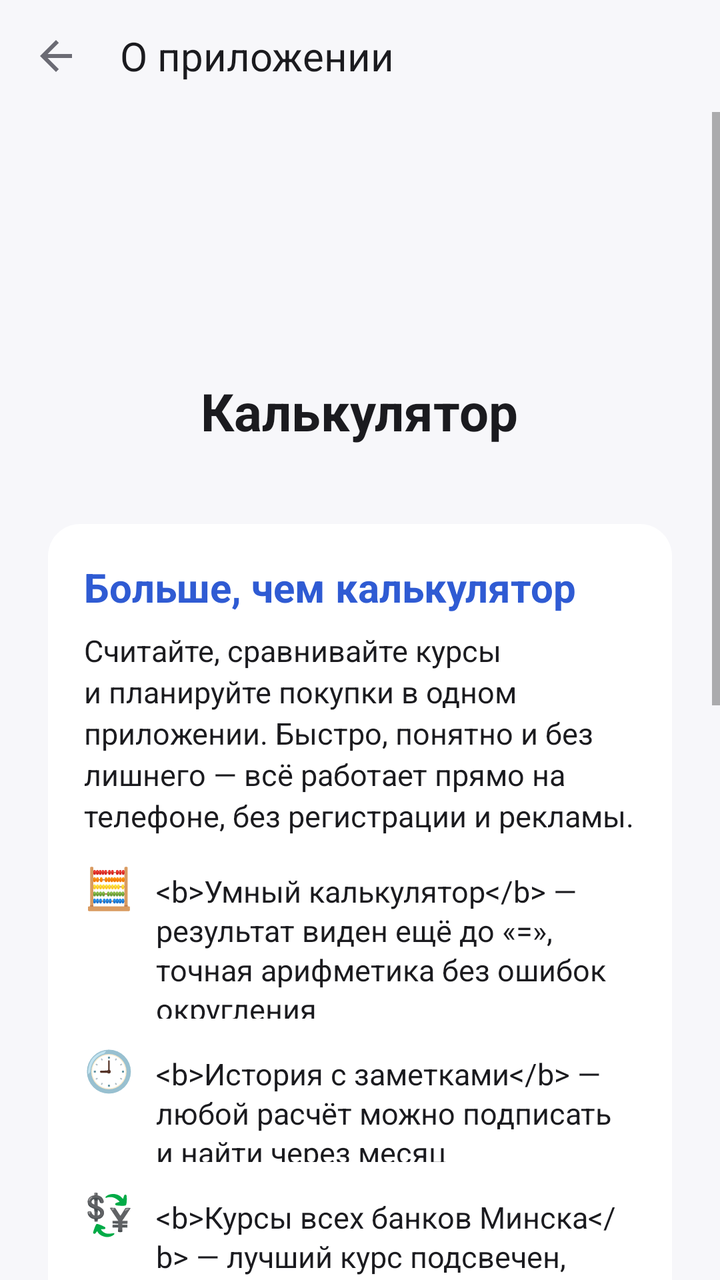
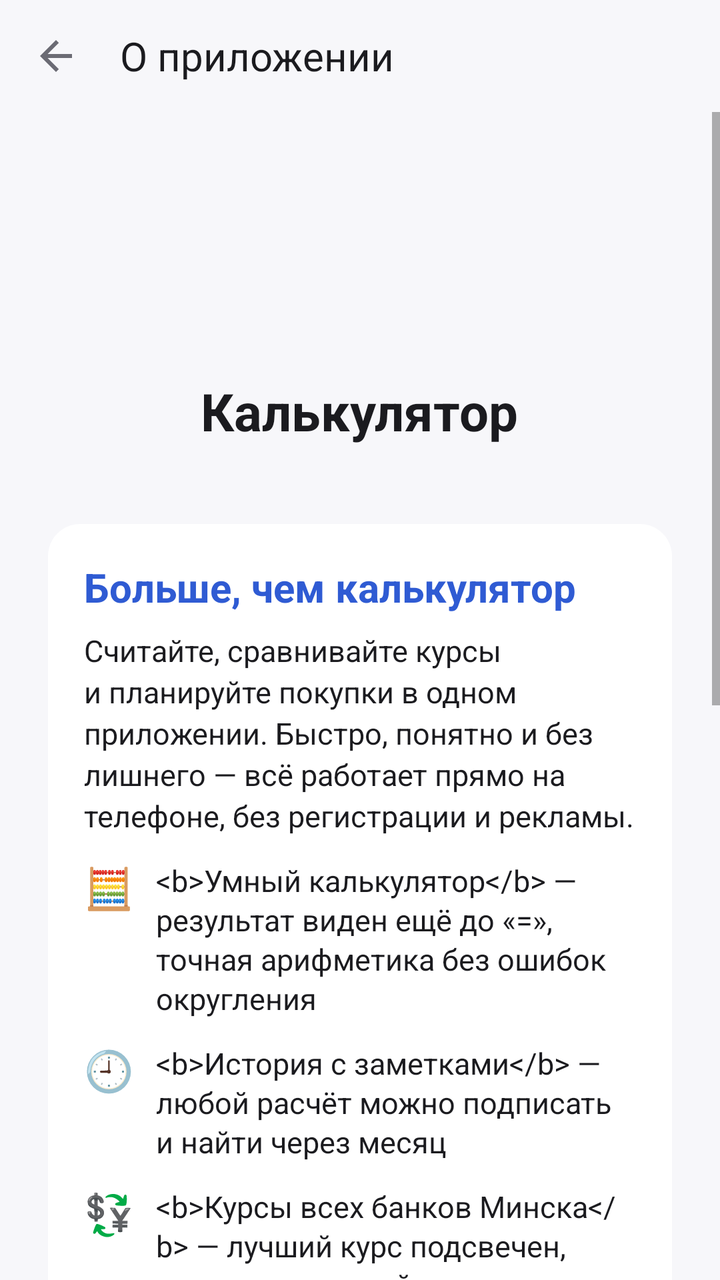

Before-and-after screenshots of an Android layout around one commit, followed by the original layout XML and the change that was made.
<!-- AndroidManifest.xml: application theme AppTheme -->
<!-- res/layout/activity_app_info.xml -->
<?xml version="1.0" encoding="utf-8"?>
<LinearLayout xmlns:android="http://schemas.android.com/apk/res/android"
    android:layout_width="match_parent"
    android:layout_height="match_parent"
    android:fitsSystemWindows="true"
    android:orientation="vertical">

    <LinearLayout
        android:layout_width="match_parent"
        android:layout_height="56dp"
        android:gravity="center_vertical"
        android:orientation="horizontal"
        android:paddingStart="4dp"
        android:paddingEnd="4dp">

        <ImageButton
            android:id="@+id/btnBack"
            android:layout_width="48dp"
            android:layout_height="48dp"
            android:background="@drawable/icon_button_bg"
            android:contentDescription="@string/desc_back"
            android:src="@drawable/ic_back" />

        <TextView
            android:layout_width="0dp"
            android:layout_height="wrap_content"
            android:layout_marginStart="8dp"
            android:layout_weight="1"
            android:text="@string/app_info_title"
            android:textColor="?attr/c_text_primary"
            android:textSize="20sp" />
    </LinearLayout>

    <ScrollView
        android:layout_width="match_parent"
        android:layout_height="match_parent">

        <LinearLayout
            android:layout_width="match_parent"
            android:layout_height="wrap_content"
            android:gravity="center_horizontal"
            android:orientation="vertical"
            android:paddingStart="24dp"
            android:paddingEnd="24dp"
            android:paddingBottom="32dp">

            <ImageView
                android:layout_width="112dp"
                android:layout_height="112dp"
                android:layout_marginTop="8dp"
                android:importantForAccessibility="no"
                android:src="@mipmap/ic_launcher" />

            <TextView
                android:layout_width="wrap_content"
                android:layout_height="wrap_content"
                android:layout_marginTop="12dp"
                android:text="@string/app_name"
                android:textColor="?attr/c_text_primary"
                android:textSize="26sp"
                android:textStyle="bold" />

            <TextView
                android:id="@+id/appVersion"
                android:layout_width="wrap_content"
                android:layout_height="wrap_content"
                android:textColor="?attr/c_text_secondary"
                android:textSize="14sp" />

            
            <LinearLayout
                android:layout_width="match_parent"
                android:layout_height="wrap_content"
                android:layout_marginTop="20dp"
                android:background="@drawable/card_static_bg"
                android:orientation="vertical"
                android:padding="18dp">

                <TextView
                    android:layout_width="match_parent"
                    android:layout_height="wrap_content"
                    android:text="@string/promo_title"
                    android:textColor="?attr/c_accent"
                    android:textSize="20sp"
                    android:textStyle="bold" />

                <TextView
                    android:layout_width="match_parent"
                    android:layout_height="wrap_content"
                    android:layout_marginTop="8dp"
                    android:lineSpacingExtra="3dp"
                    android:text="@string/promo_text"
                    android:textColor="?attr/c_text_primary"
                    android:textSize="15sp" />

            <LinearLayout
                android:layout_width="match_parent"
                android:layout_height="wrap_content"
                android:layout_marginTop="12dp"
                android:orientation="horizontal">

                <TextView
                    android:layout_width="36dp"
                    android:layout_height="wrap_content"
                    android:text="🧮"
                    android:textColor="?attr/c_accent"
                    android:textSize="20sp"
                    android:textStyle="bold" />

                <TextView
                    android:layout_width="0dp"
                    android:layout_height="wrap_content"
                    android:layout_weight="1"
                    android:lineSpacingExtra="2dp"
                    android:text="&lt;b&gt;Умный калькулятор&lt;/b&gt; — результат виден ещё до «=», точная арифметика без ошибок округления"
                    android:textColor="?attr/c_text_primary"
                    android:textSize="15sp" />
            </LinearLayout>

            <LinearLayout
                android:layout_width="match_parent"
                android:layout_height="wrap_content"
                android:layout_marginTop="12dp"
                android:orientation="horizontal">

                <TextView
                    android:layout_width="36dp"
                    android:layout_height="wrap_content"
                    android:text="🕘"
                    android:textColor="?attr/c_accent"
                    android:textSize="20sp"
                    android:textStyle="bold" />

                <TextView
                    android:layout_width="0dp"
                    android:layout_height="wrap_content"
                    android:layout_weight="1"
                    android:lineSpacingExtra="2dp"
                    android:text="&lt;b&gt;История с заметками&lt;/b&gt; — любой расчёт можно подписать и найти через месяц"
                    android:textColor="?attr/c_text_primary"
                    android:textSize="15sp" />
            </LinearLayout>

            <LinearLayout
                android:layout_width="match_parent"
                android:layout_height="wrap_content"
                android:layout_marginTop="12dp"
                android:orientation="horizontal">

                <TextView
                    android:layout_width="36dp"
                    android:layout_height="wrap_content"
                    android:text="💱"
                    android:textColor="?attr/c_accent"
                    android:textSize="20sp"
                    android:textStyle="bold" />

                <TextView
                    android:layout_width="0dp"
                    android:layout_height="wrap_content"
                    android:layout_weight="1"
                    android:lineSpacingExtra="2dp"
                    android:text="&lt;b&gt;Курсы всех банков Минска&lt;/b&gt; — лучший курс подсвечен, адреса отделений — в одно касание"
                    android:textColor="?attr/c_text_primary"
                    android:textSize="15sp" />
            </LinearLayout>

            <LinearLayout
                android:layout_width="match_parent"
                android:layout_height="wrap_content"
                android:layout_marginTop="12dp"
                android:orientation="horizontal">

                <TextView
                    android:layout_width="36dp"
                    android:layout_height="wrap_content"
                    android:text="🛒"
                    android:textColor="?attr/c_accent"
                    android:textSize="20sp"
                    android:textStyle="bold" />

                <TextView
                    android:layout_width="0dp"
                    android:layout_height="wrap_content"
                    android:layout_weight="1"
                    android:lineSpacingExtra="2dp"
                    android:text="&lt;b&gt;Списки покупок&lt;/b&gt; — вычёркивайте купленное и сразу видьте, сколько потрачено"
                    android:textColor="?attr/c_text_primary"
                    android:textSize="15sp" />
            </LinearLayout>

            <LinearLayout
                android:layout_width="match_parent"
                android:layout_height="wrap_content"
                android:layout_marginTop="12dp"
                android:orientation="horizontal">

                <TextView
                    android:layout_width="36dp"
                    android:layout_height="wrap_content"
                    android:text="Σ"
                    android:textColor="?attr/c_accent"
                    android:textSize="20sp"
                    android:textStyle="bold" />

                <TextView
                    android:layout_width="0dp"
                    android:layout_height="wrap_content"
                    android:layout_weight="1"
                    android:lineSpacingExtra="2dp"
                    android:text="&lt;b&gt;Быстрая сумма&lt;/b&gt; — складывайте чеки и цены лентой, как на кассе"
                    android:textColor="?attr/c_text_primary"
                    android:textSize="15sp" />
            </LinearLayout>

            <LinearLayout
                android:layout_width="match_parent"
                android:layout_height="wrap_content"
                android:layout_marginTop="12dp"
                android:orientation="horizontal">

                <TextView
                    android:layout_width="36dp"
                    android:layout_height="wrap_content"
                    android:text="🪟"
                    android:textColor="?attr/c_accent"
                    android:textSize="20sp"
                    android:textStyle="bold" />

                <TextView
                    android:layout_width="0dp"
                    android:layout_height="wrap_content"
                    android:layout_weight="1"
                    android:lineSpacingExtra="2dp"
                    android:text="&lt;b&gt;Калькулятор поверх окон&lt;/b&gt; — считайте прямо в магазине, банке или мессенджере"
                    android:textColor="?attr/c_text_primary"
                    android:textSize="15sp" />
            </LinearLayout>

                <TextView
                    android:layout_width="match_parent"
                    android:layout_height="wrap_content"
                    android:layout_marginTop="14dp"
                    android:text="@string/promo_footer"
                    android:textColor="?attr/c_best"
                    android:textSize="15sp"
                    android:textStyle="bold" />
            </LinearLayout>

            <TextView
                android:id="@+id/btnShareApp"
                android:layout_width="match_parent"
                android:layout_height="52dp"
                android:layout_marginTop="16dp"
                android:background="@drawable/btn_equals"
                android:clickable="true"
                android:focusable="true"
                android:gravity="center"
                android:text="@string/share_app"
                android:textColor="?attr/c_btn_equals_text"
                android:textSize="17sp" />

            <TextView
                android:layout_width="match_parent"
                android:layout_height="wrap_content"
                android:layout_marginTop="24dp"
                android:gravity="center"
                android:text="@string/about_developer"
                android:textColor="?attr/c_text_primary"
                android:textSize="16sp" />

            <TextView
                android:layout_width="match_parent"
                android:layout_height="wrap_content"
                android:layout_marginTop="16dp"
                android:gravity="center"
                android:lineSpacingExtra="2dp"
                android:text="@string/app_info_sources"
                android:textColor="?attr/c_text_secondary"
                android:textSize="13sp" />

            <TextView
                android:layout_width="match_parent"
                android:layout_height="wrap_content"
                android:layout_marginTop="16dp"
                android:gravity="center"
                android:text="@string/about_footer"
                android:textColor="?attr/c_text_secondary"
                android:textSize="13sp" />
        </LinearLayout>
    </ScrollView>
</LinearLayout>
<!-- resources referenced by this layout -->
<resources>
  <!-- drawable btn_equals (drawable) -->
  <?xml version="1.0" encoding="utf-8"?>
  <ripple xmlns:android="http://schemas.android.com/apk/res/android"
      android:color="?attr/c_ripple">
      <item>
          <shape android:shape="rectangle">
              <solid android:color="?attr/c_btn_equals" />
              <corners android:radius="24dp" />
          </shape>
      </item>
  </ripple>
  <!-- drawable card_static_bg (drawable) -->
  <?xml version="1.0" encoding="utf-8"?>
  <shape xmlns:android="http://schemas.android.com/apk/res/android"
      android:shape="rectangle">
      <solid android:color="?attr/c_card" />
      <corners android:radius="16dp" />
  </shape>
  <!-- drawable ic_back (drawable) -->
  <vector xmlns:android="http://schemas.android.com/apk/res/android"
      android:width="24dp"
      android:height="24dp"
      android:autoMirrored="true"
      android:tint="?attr/c_text_secondary"
      android:viewportWidth="24"
      android:viewportHeight="24">
      <path
          android:fillColor="#FFFFFFFF"
          android:pathData="M20,11H7.83l5.59,-5.59L12,4l-8,8 8,8 1.41,-1.41L7.83,13H20v-2z" />
  </vector>
  <!-- drawable icon_button_bg (drawable) -->
  <?xml version="1.0" encoding="utf-8"?>
  <ripple xmlns:android="http://schemas.android.com/apk/res/android"
      android:color="?attr/c_ripple"
      android:radius="22dp" />
  <!-- mipmap ic_launcher (mipmap-anydpi-v26) -->
  <?xml version="1.0" encoding="utf-8"?>
  <adaptive-icon xmlns:android="http://schemas.android.com/apk/res/android">
      <background android:drawable="@color/ic_launcher_background" />
      <foreground android:drawable="@drawable/ic_launcher_foreground" />
      <monochrome android:drawable="@drawable/ic_launcher_monochrome" />
  </adaptive-icon>
  <string name="about_developer">Разработчик: &lt;b&gt;Mikhail Pipchanka&lt;/b&gt;</string>
  <string name="about_footer">© Mikhail Pipchanka</string>
  <string name="app_info_sources">Курсы: Национальный банк РБ, myfin.by, Беларусбанк, Альфа-Банк, CoinGecko. Перед обменом уточняйте курс в банке.</string>
  <string name="app_info_title">О приложении</string>
  <string name="app_name">Калькулятор</string>
  <string name="desc_back">Назад</string>
  <string name="promo_footer">💚 Бесплатно. Без рекламы. Без сбора данных.</string>
  <string name="promo_text">Считайте, сравнивайте курсы и планируйте покупки в одном приложении. Быстро, понятно и без лишнего — всё работает прямо на телефоне, без регистрации и рекламы.</string>
  <string name="promo_title">Больше, чем калькулятор</string>
  <string name="share_app">Поделиться приложением</string>
  <color name="ic_launcher_background">#FF03161D</color>
  <color name="background">#FFF7F7FA</color>
  <color name="text_primary">#FF1B1B1F</color>
  <color name="text_secondary">#FF6B6B74</color>
  <color name="error">#FFD32F2F</color>
  <color name="btn_digit">#FFFFFFFF</color>
  <color name="btn_func">#FFE3E3EA</color>
  <color name="btn_op">#FFDCE6FF</color>
  <color name="btn_op_text">#FF2F5BD3</color>
  <color name="btn_equals">#FF2F5BD3</color>
  <color name="btn_equals_text">#FFFFFFFF</color>
  <color name="ripple">#33000000</color>
  <color name="accent">#FF2F5BD3</color>
  <color name="card">#FFFFFFFF</color>
  <color name="best">#FF2E7D32</color>
  <color name="divider">#1F000000</color>
  <color name="undo_bg">#FF2B2B30</color>
  <color name="undo_text">#FFF2F2F5</color>
  <color name="undo_action">#FF8AB4FF</color>
  <color name="danger">#FFE53935</color>
  <!-- unchanged entries left out for length: 3 -->
</resources>

<!-- the commit's change to res/layout/activity_app_info.xml (unified diff, before → after) -->
@@ -97,6 +97,7 @@
                 android:layout_width="match_parent"
                 android:layout_height="wrap_content"
                 android:layout_marginTop="12dp"
+                android:baselineAligned="false"
                 android:orientation="horizontal">
 
                 <TextView
@@ -121,6 +122,7 @@
                 android:layout_width="match_parent"
                 android:layout_height="wrap_content"
                 android:layout_marginTop="12dp"
+                android:baselineAligned="false"
                 android:orientation="horizontal">
 
                 <TextView
@@ -145,6 +147,7 @@
                 android:layout_width="match_parent"
                 android:layout_height="wrap_content"
                 android:layout_marginTop="12dp"
+                android:baselineAligned="false"
                 android:orientation="horizontal">
 
                 <TextView
@@ -169,6 +172,7 @@
                 android:layout_width="match_parent"
                 android:layout_height="wrap_content"
                 android:layout_marginTop="12dp"
+                android:baselineAligned="false"
                 android:orientation="horizontal">
 
                 <TextView
@@ -193,6 +197,7 @@
                 android:layout_width="match_parent"
                 android:layout_height="wrap_content"
                 android:layout_marginTop="12dp"
+                android:baselineAligned="false"
                 android:orientation="horizontal">
 
                 <TextView
@@ -217,6 +222,7 @@
                 android:layout_width="match_parent"
                 android:layout_height="wrap_content"
                 android:layout_marginTop="12dp"
+                android:baselineAligned="false"
                 android:orientation="horizontal">
 
                 <TextView
